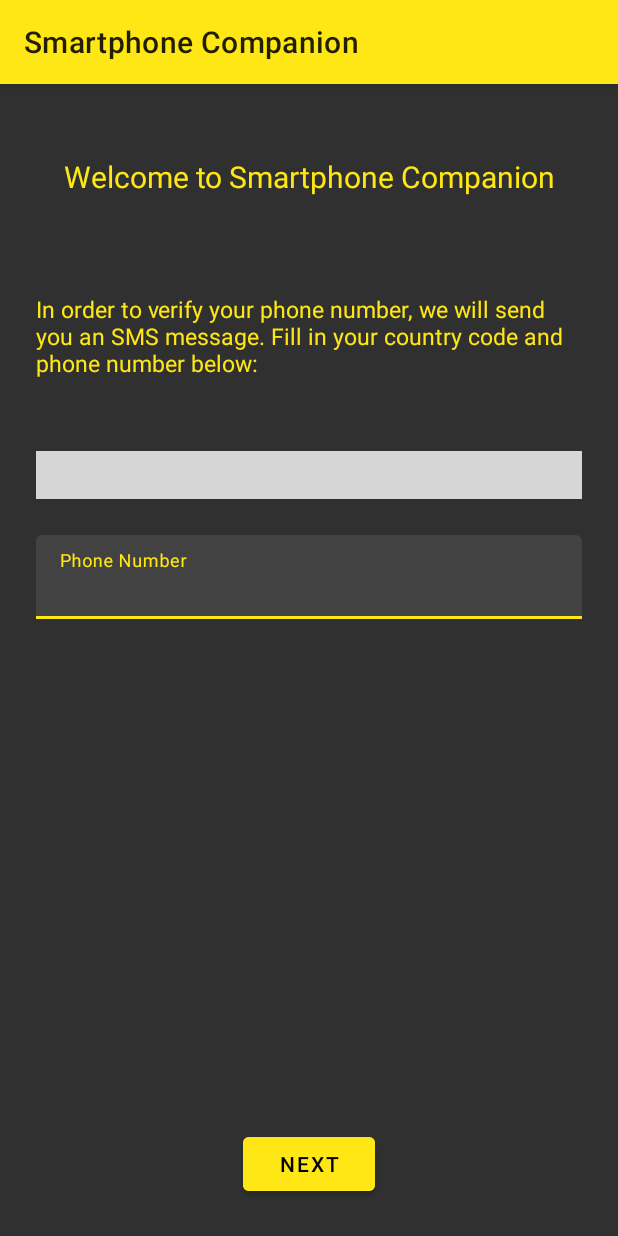
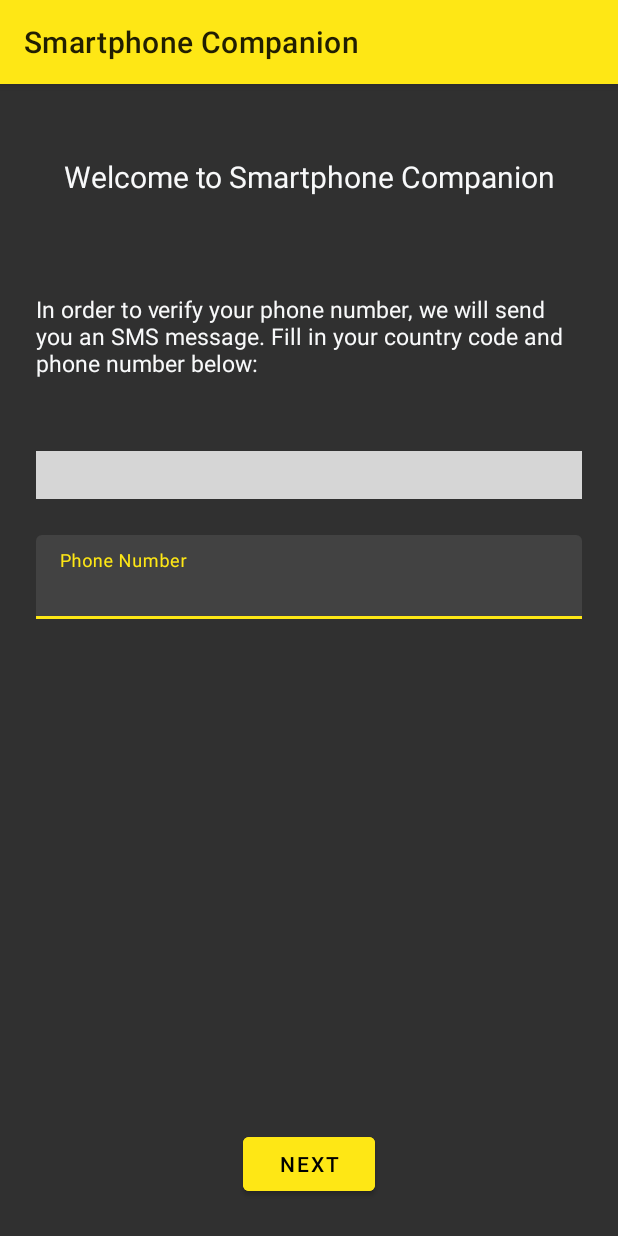
Before and after one commit to sebastiangrg/SmartphoneCompanion, an Android app: the screen it shows after launch (MainActivity), on a phone screen of 412 x 824 dp. Run offline under Robolectric (Android 15) with nearby library versions, the phone set to English and light mode, and no system bars; our stand-ins replace Firebase (no records; nobody signed in at launch, a user with empty details on screens opened directly); libraries missing offline, so code that uses them is left out: com.hbb20; plain views replace CountryCodePicker; 6 statements that could not run were skipped; grey boxes are pictures that could not be loaded.

Commit message:
Change text color to white and update packages

```diff
--- a/SmartphoneCompanionAndroid/app/src/main/res/layout/fragment_active_sessions.xml
+++ b/SmartphoneCompanionAndroid/app/src/main/res/layout/fragment_active_sessions.xml
@@ -25,7 +25,7 @@
             android:textSize="18sp"
             android:textStyle="bold"
             android:textAlignment="center"
-            android:textColor="@color/primaryColor"/>
+            android:textColor="@color/secondaryTextColor"/>
 
     <TextView
             android:id="@+id/intro6TextView"
@@ -37,7 +37,7 @@
             android:textSize="14sp"
             android:textStyle="bold"
             android:textAlignment="center"
-            android:textColor="@color/primaryColor"/>
+            android:textColor="@color/secondaryTextColor"/>
 
     <com.google.android.material.card.MaterialCardView
             android:id="@+id/intro7cardView"
--- a/SmartphoneCompanionAndroid/app/src/main/res/layout/fragment_phone_number.xml
+++ b/SmartphoneCompanionAndroid/app/src/main/res/layout/fragment_phone_number.xml
@@ -17,7 +17,7 @@
             android:text="@string/welcome"
             android:textAlignment="center"
             android:textSize="20sp"
-            android:textColor="@color/primaryColor"/>
+            android:textColor="@color/secondaryTextColor"/>
 
     <TextView
             android:id="@+id/intro1TextView"
@@ -26,7 +26,7 @@
             android:layout_marginTop="64dp"
             app:layout_constraintTop_toBottomOf="@+id/welcomeTextView"
             android:text="@string/intro_1"
-            android:textColor="@color/primaryColor"
+            android:textColor="@color/secondaryTextColor"
             android:textSize="15sp"/>
 
     <com.hbb20.CountryCodePicker
@@ -38,7 +38,7 @@
             app:ccpDialog_backgroundColor="@color/secondaryLightColor"
             app:ccpDialog_textColor="@color/secondaryTextColor"
             android:padding="12dp"
-            app:ccp_contentColor="@color/primaryColor"
+            app:ccp_contentColor="@color/secondaryTextColor"
             android:background="@color/secondaryLightColor"
             app:ccp_showFullName="true"
             app:ccp_showNameCode="false"
@@ -61,7 +61,7 @@
                 android:layout_width="match_parent"
                 android:layout_height="wrap_content"
                 android:inputType="phone"
-                android:textColor="@color/primaryColor"
+                android:textColor="@color/secondaryTextColor"
                 android:textAlignment="center"
                 android:singleLine="true"/>
     </com.google.android.material.textfield.TextInputLayout>
@@ -85,7 +85,7 @@
                 android:layout_width="wrap_content"
                 android:layout_height="wrap_content"
                 android:text="@string/intro_2"
-                android:textColor="@color/primaryColor"
+                android:textColor="@color/secondaryTextColor"
                 android:visibility="gone"/>
     </LinearLayout>
 
--- a/SmartphoneCompanionAndroid/app/src/main/res/values/colors.xml
+++ b/SmartphoneCompanionAndroid/app/src/main/res/values/colors.xml
@@ -7,5 +7,5 @@
     <color name="secondaryLightColor">#424242</color>
     <color name="secondaryDarkColor">#212121</color>
     <color name="primaryTextColor">#000000</color>
-    <color name="secondaryTextColor">#ffffff</color>
+    <color name="secondaryTextColor">#f8f9fa</color>
 </resources>
--- a/SmartphoneCompanionAndroid/app/src/main/res/values/styles.xml
+++ b/SmartphoneCompanionAndroid/app/src/main/res/values/styles.xml
@@ -8,7 +8,7 @@
     </style>
 
     <style name="FilledBox" parent="ShapeAppearanceOverlay.MaterialComponents.TextInputLayout.FilledBox">
-        <item name="android:textColorHint">@color/primaryDarkColor</item>
+        <item name="android:textColorHint">@color/secondaryTextColor</item>
     </style>
 
     <style name="Dialog" parent="Theme.MaterialComponents.Dialog.Alert">
@@ -17,6 +17,6 @@
     </style>
 
     <style name="DialogButton" parent="Widget.MaterialComponents.Button.TextButton.Dialog">
-        <item name="android:textColor">@color/primaryColor</item>
+        <item name="android:textColor">@color/secondaryTextColor</item>
     </style>
 </resources>
--- a/SmartphoneCompanionAndroid/build.gradle
+++ b/SmartphoneCompanionAndroid/build.gradle
@@ -10,7 +10,7 @@ buildscript {
 
     }
     dependencies {
-        classpath 'com.android.tools.build:gradle:3.4.0'
+        classpath 'com.android.tools.build:gradle:3.4.1'
         classpath "org.jetbrains.kotlin:kotlin-gradle-plugin:$kotlin_version"
         classpath 'com.google.gms:google-services:4.2.0'
     }
```
Also changed, not shown: SmartphoneCompanionAndroid/app/build.gradle (+11 -11 lines), SmartphoneCompanionAndroid/app/src/main/res/layout/fragment_verification_code.xml (+4 -4 lines), 2 other files.
